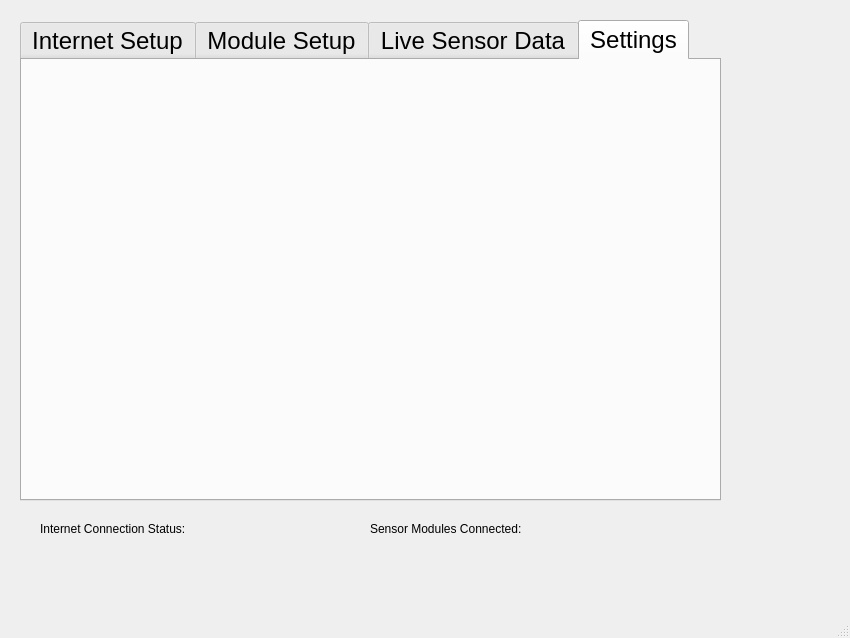
Before: the Qt Designer form Graphic User Interface/guiv2.ui in cesardaniel92/SmartHomeSystem, drawn with Qt 5.
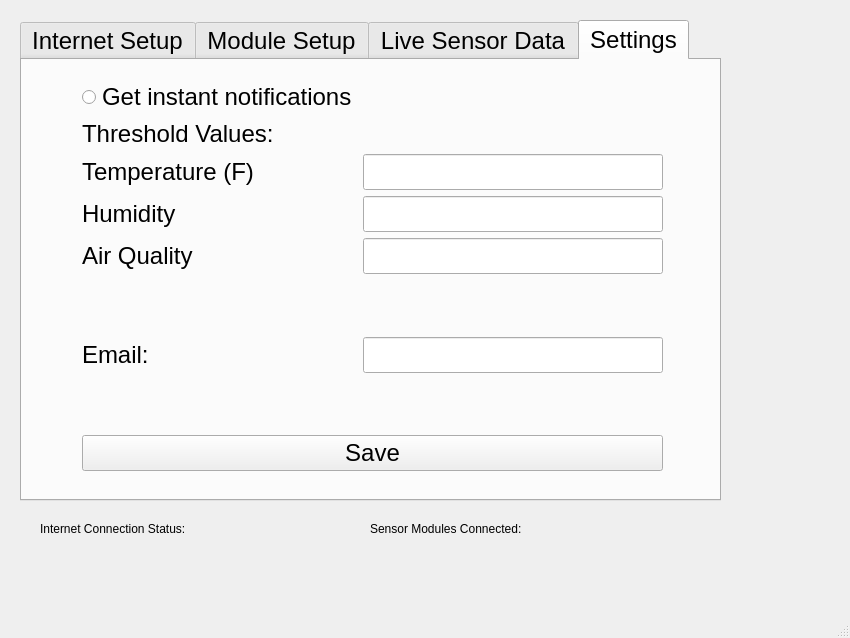
After: the same form once the commit is applied. The open tabs and pages were chosen to show the change.

```diff
--- a/Graphic User Interface/guiv2.ui
+++ b/Graphic User Interface/guiv2.ui
@@ -279,6 +279,111 @@
      <attribute name="title">
       <string>Settings</string>
      </attribute>
+     <widget class="QWidget" name="gridLayoutWidget_4">
+      <property name="geometry">
+       <rect>
+        <x>60</x>
+        <y>20</y>
+        <width>581</width>
+        <height>391</height>
+       </rect>
+      </property>
+      <layout class="QGridLayout" name="gridLayout_4">
+       <item row="8" column="0" colspan="2">
+        <widget class="QPushButton" name="SaveButton">
+         <property name="text">
+          <string>Save</string>
+         </property>
+        </widget>
+       </item>
+       <item row="2" column="0">
+        <widget class="QLabel" name="TempLabel">
+         <property name="text">
+          <string>Temperature (F)</string>
+         </property>
+        </widget>
+       </item>
+       <item row="0" column="0">
+        <widget class="QRadioButton" name="notificationRadioButton">
+         <property name="text">
+          <string>Get instant notifications</string>
+         </property>
+        </widget>
+       </item>
+       <item row="6" column="0">
+        <widget class="QLabel" name="EmailLabel">
+         <property name="text">
+          <string>Email:</string>
+         </property>
+        </widget>
+       </item>
+       <item row="3" column="0">
+        <widget class="QLabel" name="HumLabel">
+         <property name="text">
+          <string>Humidity </string>
+         </property>
+        </widget>
+       </item>
+       <item row="4" column="0">
+        <widget class="QLabel" name="AirQLabel">
+         <property name="text">
+          <string>Air Quality</string>
+         </property>
+        </widget>
+       </item>
+       <item row="7" column="0">
+        <spacer name="verticalSpacer_3">
+         <property name="orientation">
+          <enum>Qt::Vertical</enum>
+         </property>
+         <property name="sizeHint" stdset="0">
+          <size>
+           <width>20</width>
+           <height>40</height>
+          </size>
+         </property>
+        </spacer>
+       </item>
+       <item row="2" column="1">
+        <widget class="QLineEdit" name="tempInput"/>
+       </item>
+       <item row="6" column="1">
+        <widget class="QLineEdit" name="emailInput"/>
+       </item>
+       <item row="3" column="1">
+        <widget class="QLineEdit" name="HumInput"/>
+       </item>
+       <item row="4" column="1">
+        <widget class="QLineEdit" name="AirQInput"/>
+       </item>
+       <item row="5" column="0">
+        <spacer name="verticalSpacer_4">
+         <property name="orientation">
+          <enum>Qt::Vertical</enum>
+         </property>
+         <property name="sizeHint" stdset="0">
+          <size>
+           <width>20</width>
+           <height>40</height>
+          </size>
+         </property>
+        </spacer>
+       </item>
+       <item row="1" column="0">
+        <widget class="QLabel" name="thresholdLabel">
+         <property name="font">
+          <font>
+           <weight>50</weight>
+           <bold>false</bold>
+          </font>
+         </property>
+         <property name="text">
+          <string>Threshold Values:</string>
+         </property>
+        </widget>
+       </item>
+      </layout>
+     </widget>
     </widget>
    </widget>
    <widget class="QLabel" name="InternetStatusLabel">
```
Left out of the diff: 13 changed lines with no effect on the pictures.
